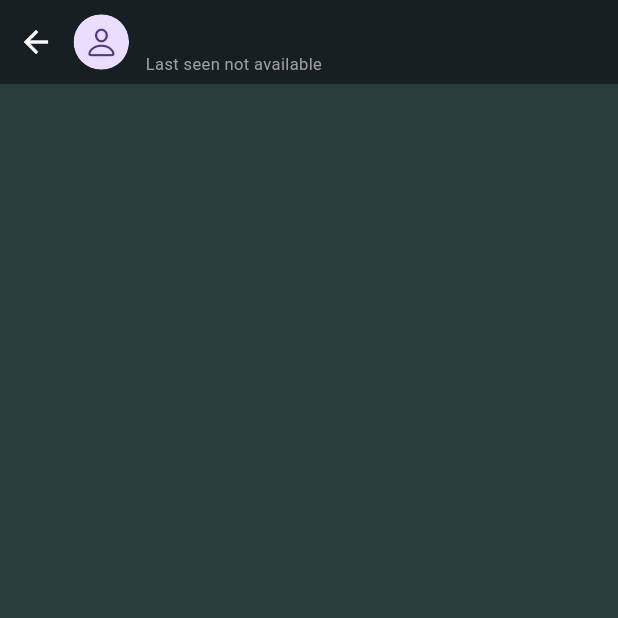
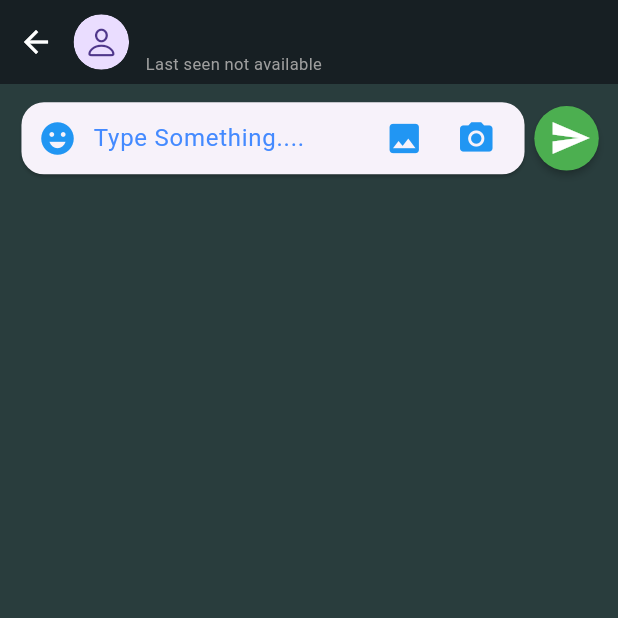
Before and after one commit to ryder2003/we_text, a Flutter app: the ChatScreen screen opened directly with empty values, on a phone screen of 412 x 824 dp, the top half of it. Run offline on Flutter 3.47's test engine with Material 3 defaults, Android fonts, the phone set to English and light mode, and no system bars; drawn by our look-alikes of cached_network_image; our stand-ins replace cloud_firestore, firebase_auth, firebase_core, firebase_storage, google_sign_in, image_picker; accounts and stored records are empty; network calls fail; project files that could hold a hidden picture were left out.

Commit message:
Added Typing field in the chat screen UI

```diff
--- a/lib/screens/chat_screen.dart
+++ b/lib/screens/chat_screen.dart
@@ -22,6 +22,14 @@
         appBar: AppBar(
           automaticallyImplyLeading: false,
           flexibleSpace: _appBar(),
+        ),
+        body: GestureDetector(
+          onTap: ()=>FocusScope.of(context).unfocus(),
+          child: Column(
+            children: [
+              _chatInput(),
+            ],
+          ),
         ),
       ),
     );
@@ -71,3 +79,65 @@
     );
   }
 }
+
+Widget _chatInput(){
+  return Padding(
+    padding: EdgeInsets.symmetric(vertical: mq.height * .01, horizontal: mq.width * .025),
+    child: Row(
+      children: [
+        //Expanded is used so that card takes maximum space availabe of parent and does not cause any overflow
+        Expanded(
+          child: Card(
+            shape: RoundedRectangleBorder(borderRadius: BorderRadius.circular(15)),
+            child: Row(
+              children: [
+                //Emoji button
+                IconButton(
+                    onPressed: (){},
+                    icon: Icon(Icons.emoji_emotions,color: Colors.blue,size: 26,)
+                ),
+
+                //
+                Expanded(
+                  child: TextField(
+                    maxLines: null,
+                    keyboardType: TextInputType.multiline, //To prevent hovering long text, it will adjust according to length of text
+                    decoration: InputDecoration(
+                      hintText: "Type Something....",
+                      hintStyle: TextStyle(color: Colors.blueAccent),
+                      border: InputBorder.none,
+                    ),
+                  ),
+                ),
+
+                //Pick Image from gallery button
+                IconButton(
+                    onPressed: (){},
+                    icon: Icon(Icons.image,color: Colors.blue,size: 26,)
+                ),
+
+                //Camera button
+                IconButton(
+                    onPressed: (){},
+                    icon: Icon(Icons.camera_alt,color: Colors.blue,size: 26,)
+                ),
+                //Adding some space
+                SizedBox(width: mq.width * .02)
+              ],
+            ),
+          ),
+        ),
+
+        //Send Button
+        MaterialButton(
+          onPressed: (){},
+          padding: EdgeInsets.only(top: 10,bottom: 10, right: 5, left: 10),
+          minWidth: 0,
+          shape: CircleBorder(),
+          color: Colors.green,
+          child: Icon(Icons.send,color: CupertinoColors.white,size: 28,),
+        )
+      ],
+    ),
+  );
+}
```
